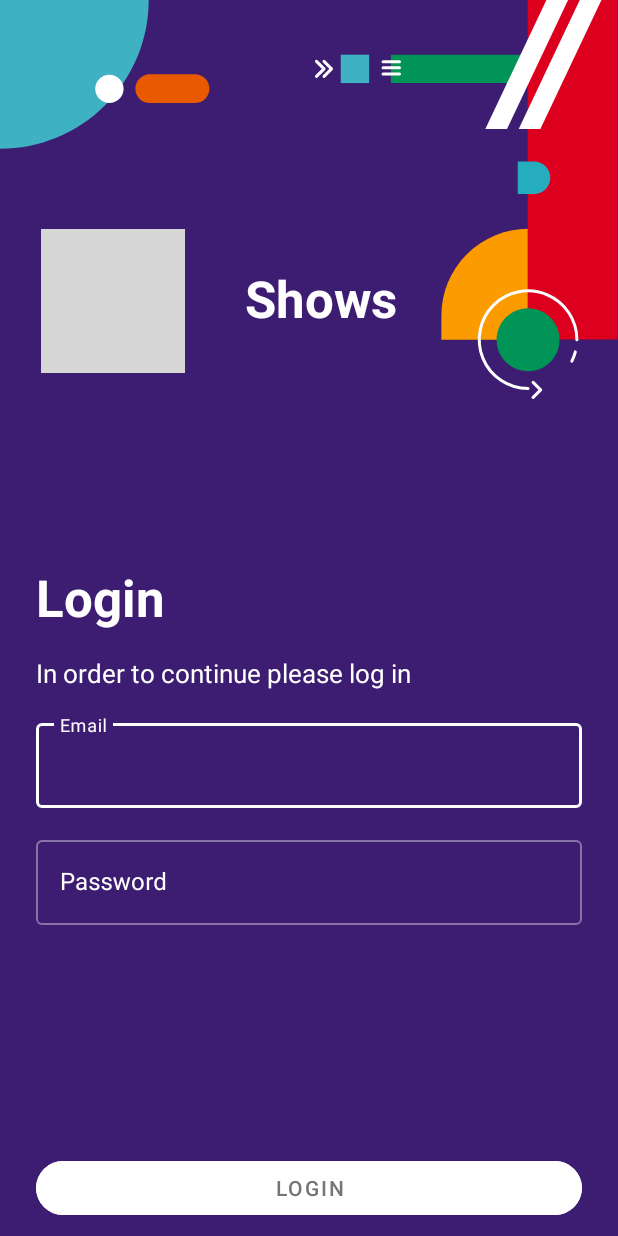
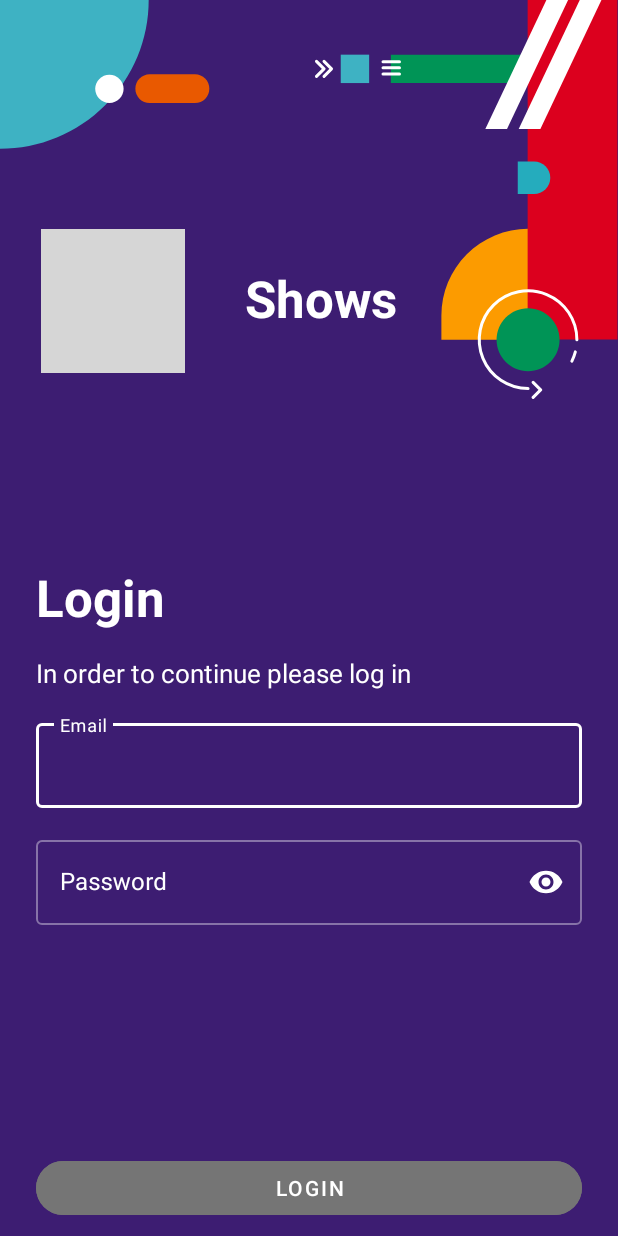
Before and after one commit to Premelc/infinum-academy-shows-app-Premelc, an Android app: the screen it shows after launch (LoginActivity), on a phone screen of 412 x 824 dp. Run offline under Robolectric (Android 15) with nearby library versions, the phone set to English and light mode, and no system bars; grey boxes are pictures that could not be loaded.

Commit message:
fix login button colors when button disabled

```diff
--- a/app/src/main/java/com/premelc/shows_dominik_premelc/login/LoginActivity.kt
+++ b/app/src/main/java/com/premelc/shows_dominik_premelc/login/LoginActivity.kt
@@ -7,6 +7,7 @@ import android.view.View
 import android.widget.TextView
 import androidx.appcompat.app.AppCompatActivity
 import androidx.core.widget.doOnTextChanged
+import com.premelc.shows_dominik_premelc.R
 import com.premelc.shows_dominik_premelc.databinding.ActivityLoginBinding
 import com.premelc.shows_dominik_premelc.login.loginFunctions.*
 import com.premelc.shows_dominik_premelc.shows.ShowsActivity
--- /dev/null
+++ b/app/src/main/res/color/material_button_states_background.xml
@@ -0,0 +1,7 @@
+<?xml version="1.0" encoding="utf-8"?>
+<selector xmlns:android="http://schemas.android.com/apk/res/android">
+    <item android:state_enabled="false"
+        android:color="@color/grey" />
+    <item android:state_enabled="true"
+        android:color="@color/white" />
+</selector>
--- /dev/null
+++ b/app/src/main/res/color/material_button_states_text.xml
@@ -0,0 +1,5 @@
+<?xml version="1.0" encoding="utf-8"?>
+<selector xmlns:android="http://schemas.android.com/apk/res/android">
+    <item android:state_enabled="false" android:color="@color/white"/>
+    <item android:state_enabled="true" android:color="@color/defaultPurple"/>
+</selector>
--- a/app/src/main/res/layout/activity_login.xml
+++ b/app/src/main/res/layout/activity_login.xml
@@ -145,7 +145,7 @@
             app:layout_constraintEnd_toEndOf="parent"
             app:layout_constraintStart_toStartOf="parent"
             app:layout_constraintTop_toBottomOf="@+id/textField"
-            app:passwordToggleEnabled="false"
+            app:passwordToggleEnabled="true"
             app:passwordToggleTint="@color/white">
 
             <com.google.android.material.textfield.TextInputEditText
@@ -160,6 +160,7 @@
         </com.google.android.material.textfield.TextInputLayout>
 
         <com.google.android.material.button.MaterialButton
+            style="@style/MaterialButtonStyle"
             android:id="@+id/loginButton"
             android:layout_width="0dp"
             android:layout_height="48dp"
@@ -167,15 +168,15 @@
             android:layout_marginTop="151dp"
             android:layout_marginEnd="24dp"
             android:layout_marginBottom="32dp"
-            android:backgroundTint="@color/white"
             android:enabled="false"
             android:text="@string/login"
-            android:textColor="@color/grey"
             app:cornerRadius="20dp"
             app:layout_constraintBottom_toBottomOf="parent"
             app:layout_constraintEnd_toEndOf="parent"
+            app:layout_constraintHorizontal_bias="0.0"
             app:layout_constraintStart_toStartOf="parent"
-            app:layout_constraintTop_toBottomOf="@+id/textField2"/>
+            app:layout_constraintTop_toBottomOf="@+id/textField2"
+            app:layout_constraintVertical_bias="0.0"/>
 
     </androidx.constraintlayout.widget.ConstraintLayout>
 </ScrollView>
--- a/app/src/main/res/layout/view_show_item.xml
+++ b/app/src/main/res/layout/view_show_item.xml
@@ -27,7 +27,8 @@
                 android:layout_width="match_parent"
                 android:layout_height="200dp"
                 android:scaleType="centerCrop"
-                tools:src="@mipmap/krv_nije_voda"/>
+                tools:src="@mipmap/krv_nije_voda"
+                android:contentDescription="@string/show_image"/>
 
             <View
                 android:layout_width="match_parent"
--- a/app/src/main/res/values-night/strings.xml
+++ b/app/src/main/res/values-night/strings.xml
@@ -24,4 +24,5 @@
     <string name="profile_picture">profile picture</string>
     <string name="close_button">close button</string>
     <string name="star">star</string>
+    <string name="show_image">show image</string>
 </resources>
--- a/app/src/main/res/values/colors.xml
+++ b/app/src/main/res/values/colors.xml
@@ -9,4 +9,5 @@
     <color name="white">#FFFFFFFF</color>
     <color name="defaultPurple">#3D1D72</color>
     <color name="grey">#757575</color>
+    <color  name="colorDisabbled">#757575</color>
 </resources>
--- a/app/src/main/res/values/strings.xml
+++ b/app/src/main/res/values/strings.xml
@@ -24,4 +24,5 @@
     <string name="profile_picture">profile picture</string>
     <string name="close_button">close button</string>
     <string name="star">star</string>
+    <string name="show_image">show image</string>
 </resources>
--- a/app/src/main/res/values/themes.xml
+++ b/app/src/main/res/values/themes.xml
@@ -13,4 +13,8 @@
         <item name="android:statusBarColor" tools:targetApi="l">?attr/colorPrimaryVariant</item>
         <!-- Customize your theme here. -->
     </style>
+    <style name="MaterialButtonStyle" parent="Widget.MaterialComponents.Button.UnelevatedButton">
+        <item name="android:backgroundTint">@color/material_button_states_background</item>
+        <item name="android:textColor">@color/material_button_states_text</item>
+    </style>
 </resources>
```
